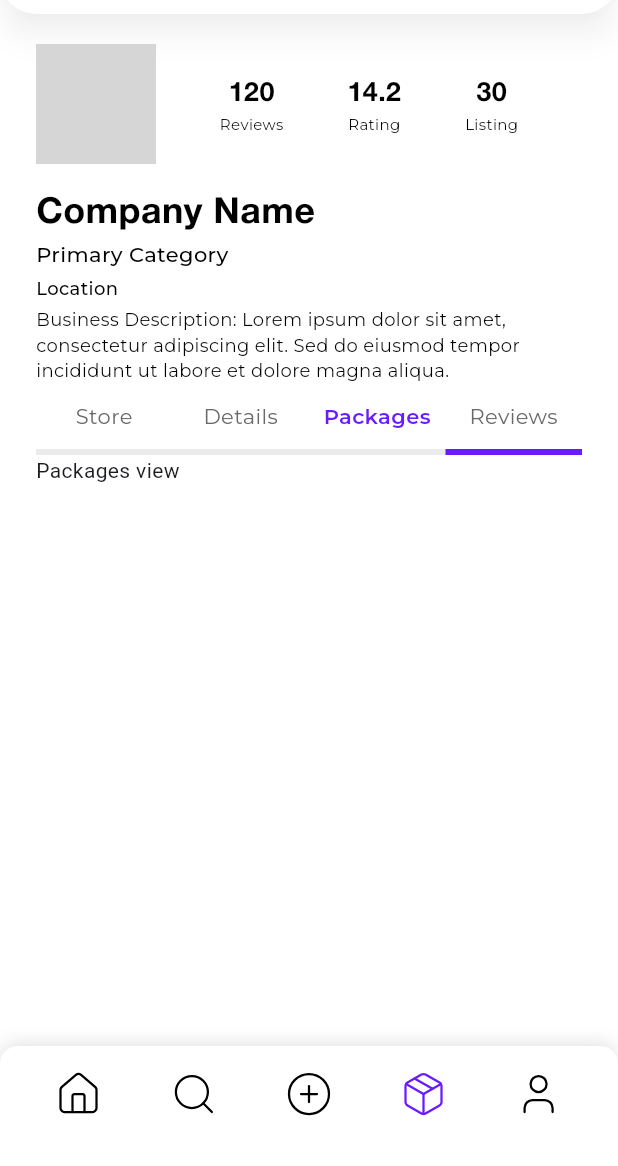
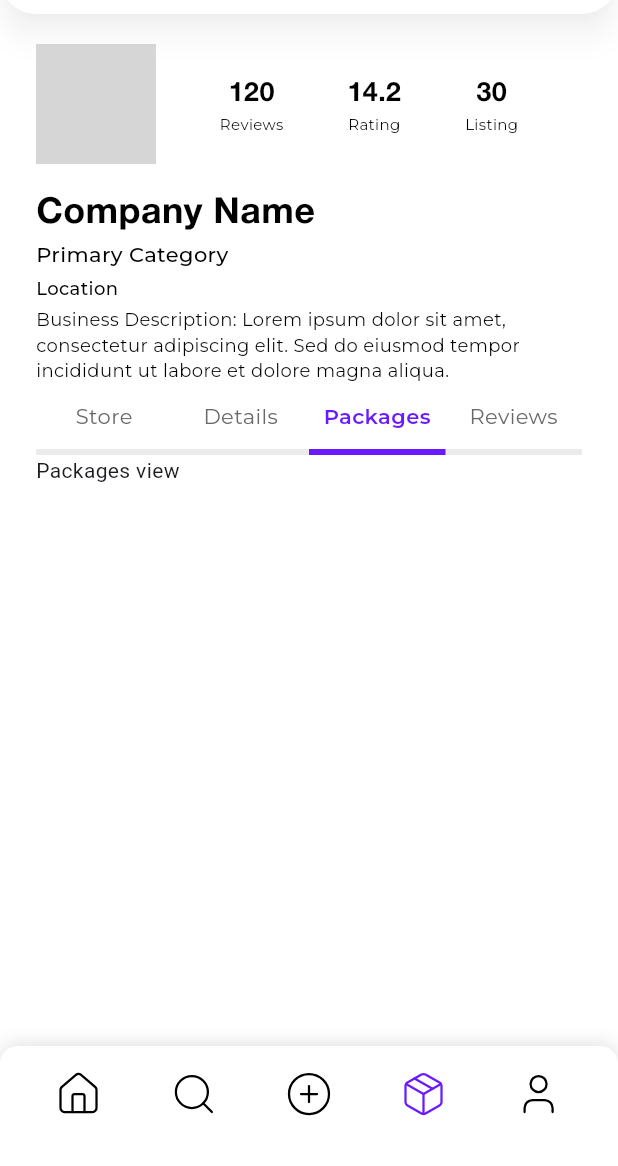
Before and after one commit to Manas1255/PlugdIn, a Flutter app: the VendorStoreScreen screen opened by its route, swiped to page 3, on a phone screen of 412 x 824 dp, the part 70-1236 px from its top. Run offline on Flutter 3.47's test engine with Material 3 defaults, Android fonts, the phone set to English and light mode, and no system bars; drawn by our look-alikes of cached_network_image, toastification; our stand-ins replace bloc, device_info_plus, device_preview, dio, equatable, firebase_remote_config and 11 more; missing offline and left inert: stream_chat_flutter; accounts and stored records are empty; generated files the repository leaves out were written again; network calls fail; grey boxes are pictures that could not be loaded.

Commit message:
Fix: Tab selection ui fixed

```diff
--- a/lib/utils/widgets/pi_tab_bar.dart
+++ b/lib/utils/widgets/pi_tab_bar.dart
@@ -30,46 +30,32 @@ class PITabBar extends StatelessWidget {
   Widget build(BuildContext context) {
     return SizedBox(
       height: 48,
-      child: Stack(
+      child: LayoutBuilder(
+        builder: (context, constraints) {
+          final tabWidth = constraints.maxWidth / 4;
+
+          return Stack(
             children: [
               Positioned(
                 bottom: 0,
                 left: 0,
                 right: 0,
-            child: Row(
-              children: [
-                Expanded(
                 child: Container(
                   height: 4,
                   color: AppColors.lightGreyColor,
                 ),
               ),
-                Expanded(
+              AnimatedPositioned(
+                duration: const Duration(milliseconds: 250),
+                curve: Curves.ease,
+                bottom: 0,
+                left: tabWidth * selectedIndex,
                 child: Container(
                   height: 4,
-                    color: AppColors.lightGreyColor,
-                  ),
-                ),
-              ],
-            ),
-          ),
-          AnimatedAlign(
-            alignment: selectedIndex == 0
-                ? Alignment.bottomLeft
-                : selectedIndex == 1
-                ? Alignment.bottomCenter
-                : Alignment.bottomRight,
-            duration: const Duration(milliseconds: 250),
-            curve: Curves.ease,
-            child: FractionallySizedBox(
-              widthFactor: 0.25,
-              child: Container(
-                height: 4,
+                  width: tabWidth,
                   color: AppColors.secondaryColor,
                 ),
               ),
-          ),
-
               Row(
                 children: [
                   Expanded(
@@ -155,6 +141,8 @@ class PITabBar extends StatelessWidget {
                 ],
               ),
             ],
+          );
+        },
       ),
     );
   }
```
Lines whose indentation alone changed are shown as unchanged.
